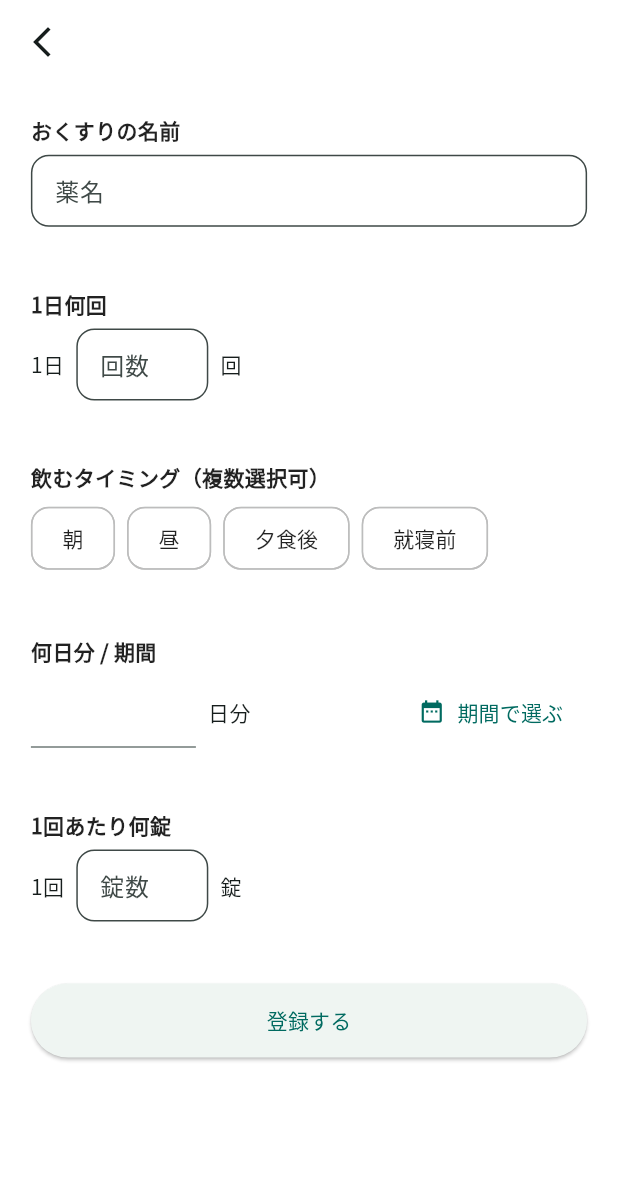
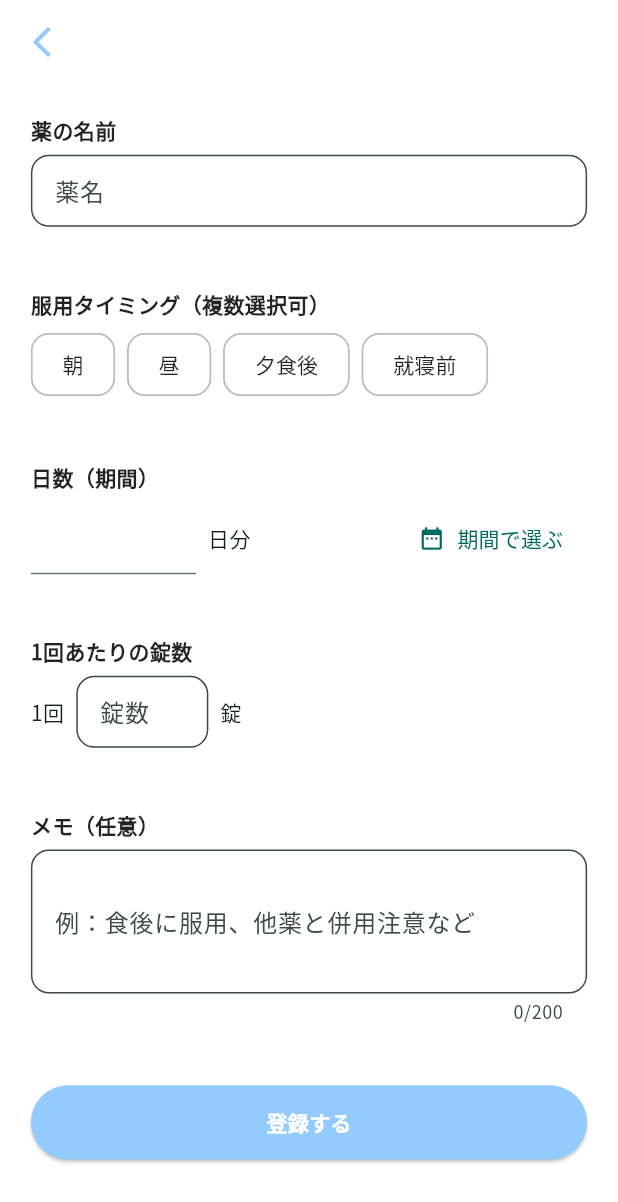
Before and after one commit to oiM-o/medicine_reminder, a Flutter app: the RegisterScreen screen opened directly, on a phone screen of 412 x 824 dp. Shown: the top 1202 px of the screen. Run offline on Flutter 3.47's test engine with Material 3 defaults, Android fonts, the phone set to English and light mode, and no system bars; our stand-ins replace camera, flutter_svg, fluttertoast, sqflite; missing offline and left inert: google_mlkit_text_recognition; accounts and stored records are empty.

Commit message:
registerscreenの整理、項目の変更

```diff
--- a/lib/ui/screen/register_screen.dart
+++ b/lib/ui/screen/register_screen.dart
@@ -19,6 +19,7 @@ class _RegisterScreenState extends State<RegisterScreen> {
   final _timesPerDayController = TextEditingController(); // 1日何回
   final _daysCountController = TextEditingController();   // 何日分（数値）
   final _pillsPerDoseController = TextEditingController(); // 1回何錠
+  final _memoController = TextEditingController();
 
   // 飲むタイミング（複数選択）
   final List<String> _timingOptions = const ['朝', '昼', '夕食後', '就寝前'];
@@ -33,6 +34,7 @@ class _RegisterScreenState extends State<RegisterScreen> {
     _timesPerDayController.dispose();
     _daysCountController.dispose();
     _pillsPerDoseController.dispose();
+    _memoController.dispose();
     super.dispose();
   }
 
@@ -81,14 +83,15 @@ class _RegisterScreenState extends State<RegisterScreen> {
     final days  = int.tryParse(_daysCountController.text.trim()) ?? 0;
     final pills = int.tryParse(_pillsPerDoseController.text.trim()) ?? 0;
     final timings = _selectedTimings.toList();
+    final memo = _memoController.text.trim();
 
-    // いまのDBスキーマ（name, dose, memo）に合わせて保存文字列を整形
+
     final doseStr = '1日${times}回｜タイミング:${timings.isEmpty ? "未選択" : timings.join("・")}｜'
         '${days}日分｜1回${pills}錠';
 
     try {
       final id = await AppDatabase.instance.insertMedicine(
-        Medicine(name: name, dose: doseStr, memo: ''), // ★memoはひとまず空
+        Medicine(name: name, dose: doseStr, memo: memo),
       );
 
       Fluttertoast.showToast(
@@ -132,6 +135,7 @@ class _RegisterScreenState extends State<RegisterScreen> {
     final size  = MediaQuery.of(context).size;
     final width = size.width;
     final height = size.height;
+    final blue = Color(0xFF94CBFF);
 
     InputDecoration _dec(String label, {Widget? suffix}) => InputDecoration(
       filled: true,
@@ -147,7 +151,10 @@ class _RegisterScreenState extends State<RegisterScreen> {
       appBar: AppBar(
         backgroundColor: Colors.white,
         leading: IconButton(
-        icon: const Icon(Icons.arrow_back_ios_new),
+        icon: Icon(
+          Icons.arrow_back_ios_new,
+          color: blue,
+        ),
         onPressed: () => Navigator.of(context).pop(),)
       ),
       body: Padding(
@@ -158,7 +165,7 @@ class _RegisterScreenState extends State<RegisterScreen> {
             children: [
               // 薬名
               Text(
-                  'おくすりの名前',
+                  '薬の名前',
                   style: Theme.of(context).textTheme.bodyMedium?.copyWith(
                     fontWeight: FontWeight.w700,
                     color: Colors.black87,
@@ -172,38 +179,9 @@ class _RegisterScreenState extends State<RegisterScreen> {
 
               SizedBox(height: height * 0.05),
 
-              // 1日何回（「1日 [ ] 回」）
-              Text(
-                  '1日何回',
-                  style: Theme.of(context).textTheme.bodyMedium?.copyWith(
-                    fontWeight: FontWeight.w700,
-                    color: Colors.black87,
-                  )),
-              SizedBox(height: height * 0.008),
-              Row(
-                children: [
-                  const Text('1日'),
-                  const SizedBox(width: 8),
-                  SizedBox(
-                    width: 88,
-                    child: TextFormField(
-                      controller: _timesPerDayController,
-                      keyboardType: TextInputType.number,
-                      textAlign: TextAlign.center,
-                      decoration: _dec('回数'),
-                      validator: (v) => _validateInt(v, label: '回数', min: 1, max: 12),
-                    ),
-                  ),
-                  const SizedBox(width: 8),
-                  const Text('回'),
-                ],
-              ),
-
-              SizedBox(height: height * 0.05),
-
               // 飲むタイミング（複数選択の丸み四角ボタン）
               Text(
-                  '飲むタイミング（複数選択可）',
+                  '服用タイミング（複数選択可）',
                   style: Theme.of(context).textTheme.bodyMedium?.copyWith(
                     fontWeight: FontWeight.w700,
                     color: Colors.black87,
@@ -244,7 +222,7 @@ class _RegisterScreenState extends State<RegisterScreen> {
 
               // 何日分（数値 or 期間で選ぶ）
               Text(
-                  '何日分 / 期間',
+                  '日数（期間）',
                   style: Theme.of(context).textTheme.bodyMedium?.copyWith(
                     fontWeight: FontWeight.w700,
                     color: Colors.black87,
@@ -286,7 +264,7 @@ class _RegisterScreenState extends State<RegisterScreen> {
 
               // 1回あたり何錠（「1回 [ ] 錠」）
               Text(
-                  '1回あたり何錠',
+                  '1回あたりの錠数',
                   style: Theme.of(context).textTheme.bodyMedium?.copyWith(
                     fontWeight: FontWeight.w700,
                     color: Colors.black87,
@@ -313,10 +291,32 @@ class _RegisterScreenState extends State<RegisterScreen> {
 
               SizedBox(height: height * 0.05),
 
+              Text(
+                'メモ（任意）',
+                style: Theme.of(context).textTheme.bodyMedium?.copyWith(
+                  fontWeight: FontWeight.w700,
+                  color: Colors.black87,
+                ),
+              ),
+              SizedBox(height: height * 0.008),
+              TextFormField(
+                controller: _memoController,
+                decoration: _dec('例：食後に服用、他薬と併用注意など'),
+                minLines: 3,
+                maxLines: 4,
+                textAlignVertical: TextAlignVertical.top,
+                maxLength: 200,
+              ),
+
+              SizedBox(height: height * 0.05),
+
               // 保存ボタン
               SizedBox(
                 height: height * 0.06,
                 child: ElevatedButton(
+                  style: ElevatedButton.styleFrom(
+                    backgroundColor: blue,
+                  ),
                   onPressed: () {
                     // タイミング未選択時は軽いガード（必須にしたくなければ外してOK）
                     if (_selectedTimings.isEmpty) {
@@ -328,7 +328,13 @@ class _RegisterScreenState extends State<RegisterScreen> {
                     }
                     _saveMedicine();
                   },
-                  child: const Text('登録する'),
+                  child: Text(
+                    '登録する',
+                      style: Theme.of(context).textTheme.bodyMedium?.copyWith(
+                        fontWeight: FontWeight.w700,
+                        color: Colors.white,
+                      )
+                  ),
                 ),
               ),
             ],
```
